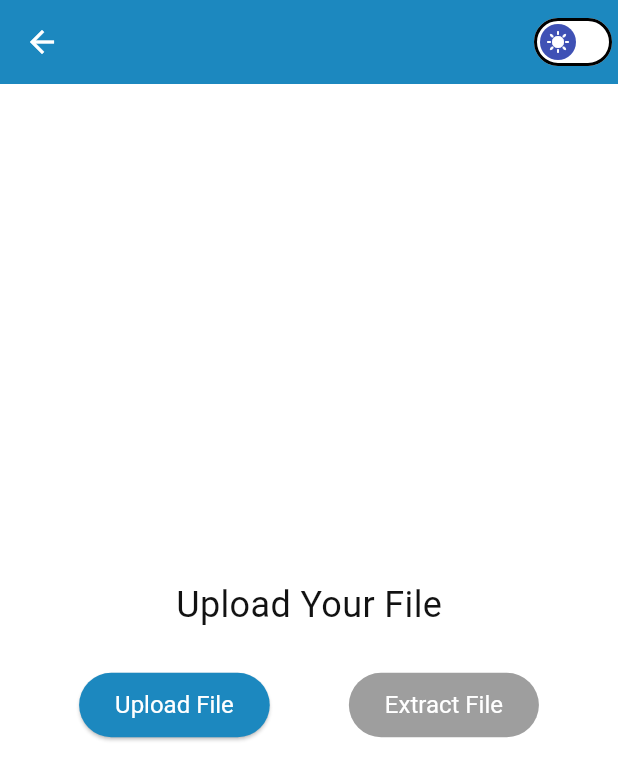
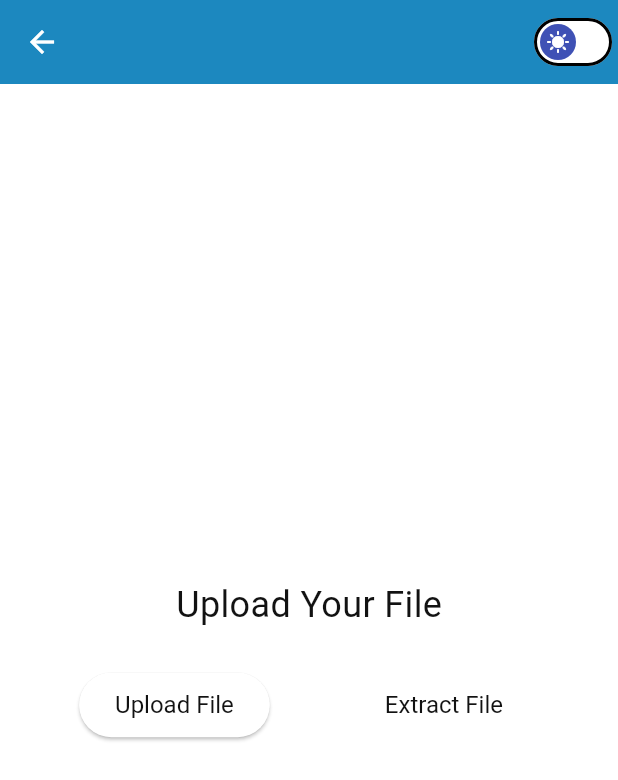
Before and after one commit to Dustymon111/Ekstraksi-File-GPT-4, a Flutter app: the CreateScreen screen opened directly, after a tap on "Extract New Book", on a phone screen of 412 x 824 dp. Shown: the top 780 px of the screen. Run offline on Flutter 3.47's test engine with Material 3 defaults, Android fonts, the phone set to English and light mode, and no system bars; our stand-ins replace cloud_firestore, file_picker, firebase_auth, firebase_core, firebase_storage, fl_chart and 4 more; missing offline and left inert: dart_openai, docx_template, firebase_app_check, langchain, langchain_community, langchain_openai and 2 more; accounts and stored records are empty.

```diff
--- a/lib/components/Custom_Button.dart
+++ b/lib/components/Custom_Button.dart
@@ -17,26 +17,29 @@ class CustomElevatedButton extends StatelessWidget {
       style: ButtonStyle(
         backgroundColor: WidgetStateProperty.resolveWith((states) {
           if (states.contains(WidgetState.disabled)) {
-            return theme.colorScheme.onSurface.withOpacity(0.38);
+            return theme.colorScheme.background;
           }
-          return theme.colorScheme.primary;
+          return theme.colorScheme.background;
         }),
         foregroundColor: WidgetStateProperty.resolveWith((states) {
           if (states.contains(WidgetState.disabled)) {
-            return theme.colorScheme.onSurface.withOpacity(0.18);
+            return theme.colorScheme.background;
           }
-          return theme.colorScheme.onPrimary;
+          return theme.colorScheme.background;
         }),
         padding: WidgetStateProperty.all(
             EdgeInsets.symmetric(horizontal: 24, vertical: 12)),
-        textStyle: WidgetStateProperty.all(TextStyle(fontSize: 16)),
+        textStyle: WidgetStateProperty.all(TextStyle(
+          fontSize: 16,
+          color: Theme.of(context).textTheme.bodyLarge?.color,
+        )),
       ),
       onPressed: onPressed,
       child: Text(
         label,
         style: TextStyle(
           fontSize: 16,
-          color: Theme.of(context).scaffoldBackgroundColor,
+          color: Theme.of(context).textTheme.bodyLarge?.color,
         ),
       ),
     );
--- a/lib/screen/create_page.dart
+++ b/lib/screen/create_page.dart
@@ -36,7 +36,32 @@ class _CreateScreenState extends State<CreateScreen> {
                       CircleAvatar(
                         radius: 45,
                         backgroundColor: Colors.transparent,
-                        child: Image.asset("assets/educraft_logo_finish.png"),
+                        child: Container(
+                          decoration: BoxDecoration(
+                            shape: BoxShape.circle,
+                            color: Colors.white,
+                            boxShadow: [
+                              BoxShadow(
+                                color: Theme.of(context).splashColor,
+                                spreadRadius: 3,
+                                blurRadius: 8,
+                                offset: Offset(0,
+                                    4), // Slightly increased offset for more depth
+                              ),
+                              BoxShadow(
+                                color: Theme.of(context)
+                                    .splashColor, // Soft inner shadow effect
+                                spreadRadius: -4,
+                                blurRadius: 6,
+                                offset: Offset(0, -3),
+                              ),
+                            ],
+                          ),
+                          child: Padding(
+                            padding: const EdgeInsets.all(4.0),
+                            child: Image.asset("assets/logo.png"),
+                          ),
+                        ),
                       ),
                       SizedBox(width: 12.0),
                       Flexible(
--- a/lib/screen/create_subject.dart
+++ b/lib/screen/create_subject.dart
@@ -106,6 +106,7 @@ class _CreateSubjectState extends State<CreateSubject> {
     if (pickedFile != null) {
       try {
         final filePath = pickedFile!.path!;
+        print("file path : $filePath");
         final fileName = path.basename(filePath.split('/').last);
 
         // Create a reference to Firebase Storage
@@ -145,6 +146,8 @@ class _CreateSubjectState extends State<CreateSubject> {
         final bookUrl = await storageRef.getDownloadURL();
         PdfDocument document =
             PdfDocument(inputBytes: File(filePath).readAsBytesSync());
+        print("Document : $document");
+        print('PDF document loaded successfully');
 
         // Send file to Python backend
         var uri = Uri.parse('$serverUrl/ekstrak-info');
--- a/lib/screen/create_topic_screen.dart
+++ b/lib/screen/create_topic_screen.dart
@@ -95,6 +95,8 @@ class _CreateTopicScreenState extends State<CreateTopicScreen> {
         'language': language ?? "Book's Original Language"
       }),
     );
+
+    print("Subject Id : $subjectId");
 
     Navigator.of(context).pop();
     stopwatch.stop();
@@ -278,6 +280,8 @@ class _CreateTopicScreenState extends State<CreateTopicScreen> {
                       if (selectedTopicsResult[0] != null) {
                         setState(() {
                           selectedTopicsId = selectedTopicsResult[0];
+                          subjectId = selectedTopicsId[0];
+                          print("subject id : $subjectId");
                           selectedTopic = selectedTopicsResult[1];
                           print(selectedTopic);
                         });
@@ -551,6 +555,7 @@ class _CreateTopicScreenState extends State<CreateTopicScreen> {
                     onPressed: selectedSubject != null &&
                             selectedEssay != null &&
                             selectedMultipleChoice != null &&
+                            subjectId != null &&
                             selectedTopic.isNotEmpty
                         ? () {
                             postData(
--- a/pubspec.yaml
+++ b/pubspec.yaml
@@ -83,7 +83,6 @@ flutter:
 
   # To add assets to your application, add an assets section, like this:
   assets:
-    - .env
     - assets/templates - 50 soal.docx
     - assets/carousel_Pertama.png
     - assets/carousel_Kedua.png
@@ -91,7 +90,7 @@ flutter:
     - assets/carousel_Keempat.png
     - assets/carousel_Kelima.png
     - assets/carousel_Keenam.png
-    - assets/educraft_logo_finish.png
+    - assets/logo.png
 
   # An image asset can refer to one or more resolution-specific "variants", see
   # https://flutter.dev/assets-and-images/#resolution-aware
```
Also changed, not shown: lib/main.dart (+6 -4 lines), lib/screen/bookmark_detail_screen.dart (+11 -3 lines), lib/screen/home_screen.dart (+48 -9 lines), lib/screen/profile_screen.dart (+6 -3 lines), lib/screen/question_screen.dart (+14 -3 lines), assets/educraft_logo_on.jpeg (added), assets/logo.png (added), lib/components/select_book_screen.dart (line endings or trailing spaces).
